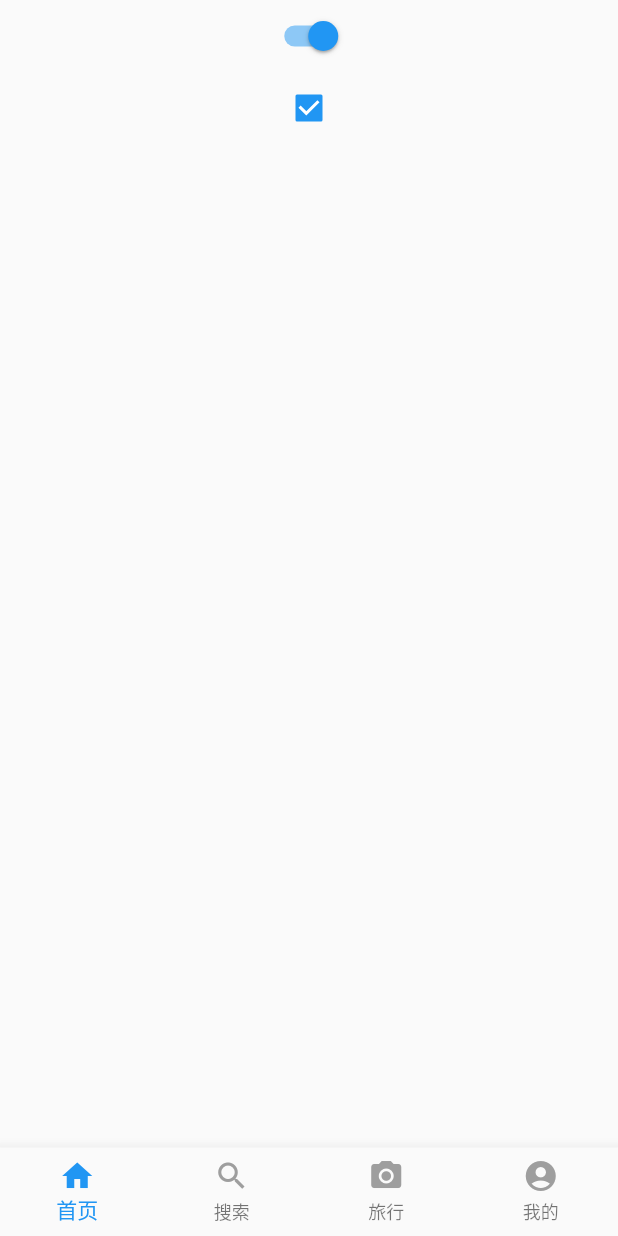
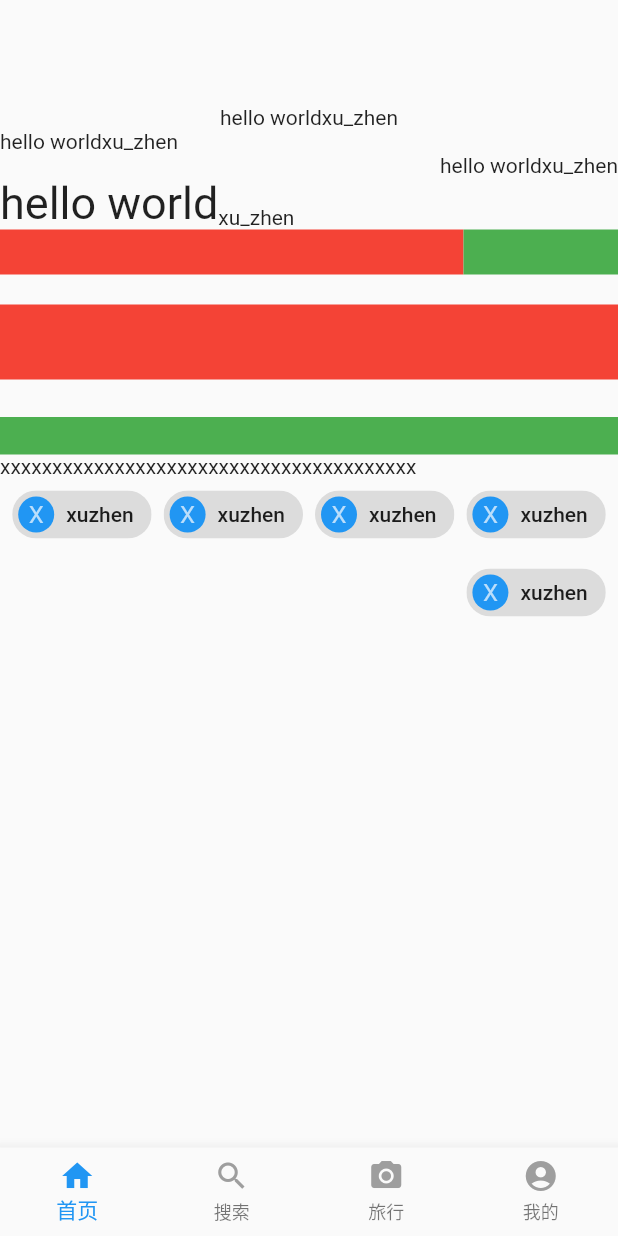
Before and after one commit to xuzhendada/flutter_first_app, a Flutter app: the screen it shows after launch, on a phone screen of 412 x 824 dp. Run offline on Flutter 3.47's test engine with Material 2 defaults, Android fonts, the phone set to English and light mode, and no system bars.

Commit message:
布局提交

```diff
--- a/lib/pages/home_page.dart
+++ b/lib/pages/home_page.dart
@@ -10,29 +10,118 @@ class HomePage extends StatefulWidget {
 }
 
 class _HomePageState extends State<HomePage> {
-  bool _switchedSelected = true;
-  bool _checkSelected = true;
-
   @override
   Widget build(BuildContext context) {
-    return Column(
-      children: [
-        Switch(
-            value: _switchedSelected,
-            onChanged: (value) {
-              setState(() {
-                _switchedSelected = value;
-              });
-            }),
-        Checkbox(
-            value: _checkSelected,
-            onChanged: (value) {
-              setState(() {
-                _checkSelected = value;
-                print(_checkSelected);
-              });
-            })
-      ],
+    return Padding(
+      padding: const EdgeInsets.only(top: 70.0),
+      child: Column(
+        children: [
+          Row(
+            mainAxisAlignment: MainAxisAlignment.center,
+            children: [Text("hello world"), Text("xu_zhen")],
+          ),
+          Row(
+            mainAxisAlignment: MainAxisAlignment.start,
+            children: [Text("hello world"), Text("xu_zhen")],
+          ),
+          Row(
+            mainAxisAlignment: MainAxisAlignment.end,
+            children: [Text("hello world"), Text("xu_zhen")],
+          ),
+          Row(
+            crossAxisAlignment: CrossAxisAlignment.start,
+            verticalDirection: VerticalDirection.up,
+            children: [
+              Text(
+                "hello world",
+                style: TextStyle(fontSize: 30.0),
+              ),
+              Text("xu_zhen")
+            ],
+          ),
+          Flex(
+            direction: Axis.horizontal,
+            children: [
+              Expanded(
+                  flex: 3, child: Container(height: 30, color: Colors.red)),
+              Expanded(
+                  flex: 1, child: Container(height: 30, color: Colors.green))
+            ],
+          ),
+          Padding(
+            padding: const EdgeInsets.only(top: 20.0),
+            child: SizedBox(
+              height: 100,
+              child: Flex(
+                direction: Axis.vertical,
+                children: [
+                  Expanded(
+                    flex: 2,
+                    child: Container(
+                      height: 30.0,
+                      color: Colors.red,
+                    ),
+                  ),
+                  Spacer(
+                    flex: 1,
+                  ),
+                  Expanded(
+                      flex: 1,
+                      child: Container(
+                        height: 30.0,
+                        color: Colors.green,
+                      ))
+                ],
+              ),
+            ),
+          ),
+          Row(
+            children: [Text("xxxx" * 10)],
+          ),
+          Wrap(
+            spacing: 8,
+            runSpacing: 4,
+            alignment: WrapAlignment.end,
+            children: [
+              Chip(
+                label: Text("xuzhen"),
+                avatar: CircleAvatar(
+                  backgroundColor: Colors.blue,
+                  child: Text("X"),
+                ),
+              ),
+              Chip(
+                label: Text("xuzhen"),
+                avatar: CircleAvatar(
+                  backgroundColor: Colors.blue,
+                  child: Text("X"),
+                ),
+              ),
+              Chip(
+                label: Text("xuzhen"),
+                avatar: CircleAvatar(
+                  backgroundColor: Colors.blue,
+                  child: Text("X"),
+                ),
+              ),
+              Chip(
+                label: Text("xuzhen"),
+                avatar: CircleAvatar(
+                  backgroundColor: Colors.blue,
+                  child: Text("X"),
+                ),
+              ),
+              Chip(
+                label: Text("xuzhen"),
+                avatar: CircleAvatar(
+                  backgroundColor: Colors.blue,
+                  child: Text("X"),
+                ),
+              )
+            ],
+          ),
+        ],
+      ),
     );
   }
 }
--- a/lib/pages/search_page.dart
+++ b/lib/pages/search_page.dart
@@ -10,12 +10,41 @@ class SearchPage extends StatefulWidget {
 }
 
 class _SearchPageState extends State<SearchPage> {
-
   @override
   Widget build(BuildContext context) {
     return Scaffold(
       body: Center(
-        child: Text('搜索'),
+        child: RaisedButton(
+          child: Text("点击弹窗"),
+          textColor: Colors.white,
+          color: Colors.grey,
+          splashColor: Colors.blue,
+          shape:
+              RoundedRectangleBorder(borderRadius: BorderRadius.circular(20.0)),
+          onPressed: () {
+            showDialog(
+                context: context,
+                barrierDismissible: false,
+                builder: (BuildContext context) {
+                  return AlertDialog(
+                    title: Text("这是个标题"),
+                    content: SingleChildScrollView(
+                      child: ListBody(
+                        children: [Text("内容1"), Text("内容2")],
+                      ),
+                    ),
+                    actions: [
+                      FlatButton(
+                          onPressed: () {
+                            Navigator.of(context).pop();
+                          },
+                          child: Text("确定")),
+                      FlatButton(onPressed: () {}, child: Text("取消"))
+                    ],
+                  );
+                });
+          },
+        ),
       ),
     );
   }
```
